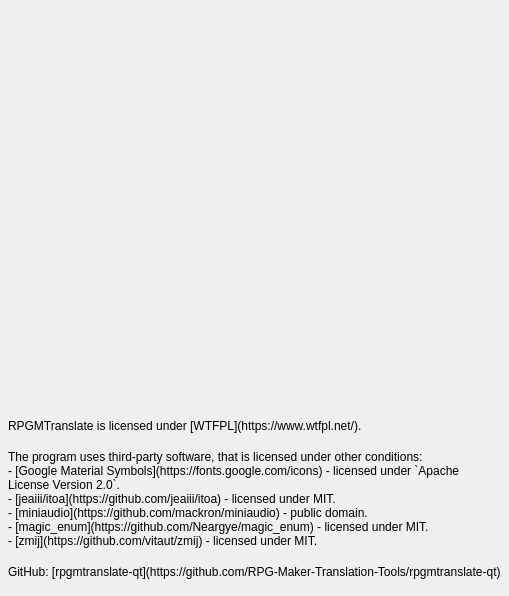
The window that src/AboutWindow/AboutWindow.ui (RPG-Maker-Translation-Tools/rpgmtranslate-qt) describes before a commit, drawn with Qt 5.
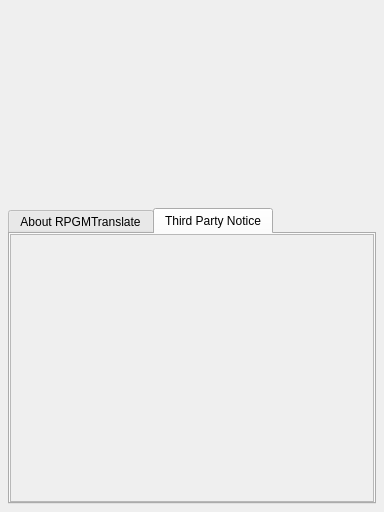
The same window after the commit. The open tabs and pages were chosen to show the change. Icons and pictures are not drawn.

The edit to the form file:
```diff
--- a/src/AboutWindow/AboutWindow.ui
+++ b/src/AboutWindow/AboutWindow.ui
@@ -9,8 +9,8 @@
    <rect>
     <x>0</x>
     <y>0</y>
-    <width>416</width>
-    <height>596</height>
+    <width>384</width>
+    <height>512</height>
    </rect>
   </property>
   <property name="sizePolicy">
@@ -21,14 +21,14 @@
   </property>
   <property name="minimumSize">
    <size>
-    <width>0</width>
+    <width>384</width>
     <height>0</height>
    </size>
   </property>
   <property name="maximumSize">
    <size>
-    <width>16777215</width>
-    <height>16777215</height>
+    <width>384</width>
+    <height>1024</height>
    </size>
   </property>
   <property name="windowTitle">
@@ -88,82 +88,120 @@
     </widget>
    </item>
    <item>
-    <widget class="QLabel" name="versionLabel">
-     <property name="text">
-      <string/>
+    <widget class="QTabWidget" name="tabWidget">
+     <property name="currentIndex">
+      <number>0</number>
      </property>
-    </widget>
-   </item>
-   <item>
-    <widget class="QLabel" name="qtVersionLabel">
-     <property name="text">
-      <string/>
-     </property>
-    </widget>
-   </item>
-   <item>
-    <widget class="QLabel" name="libarchiveVersionLabel">
-     <property name="text">
-      <string/>
-     </property>
-    </widget>
-   </item>
-   <item>
-    <widget class="QLabel" name="libgit2VersionLabel">
-     <property name="text">
-      <string/>
-     </property>
-    </widget>
-   </item>
+     <widget class="QWidget" name="tab">
+      <attribute name="title">
+       <string>About RPGMTranslate</string>
+      </attribute>
+      <layout class="QVBoxLayout" name="verticalLayout_2">
+       <property name="spacing">
+        <number>0</number>
+       </property>
+       <property name="leftMargin">
+        <number>8</number>
+       </property>
+       <property name="topMargin">
+        <number>8</number>
+       </property>
+       <property name="rightMargin">
+        <number>8</number>
+       </property>
+       <property name="bottomMargin">
+        <number>8</number>
+       </property>
    <item>
-    <widget class="QLabel" name="ffmpegVersionLabel">
+        <widget class="QLabel" name="aboutLabel">
      <property name="text">
       <string/>
      </property>
-    </widget>
-   </item>
-   <item>
-    <widget class="QLabel" name="licenseLabel">
-     <property name="text">
-      <string>RPGMTranslate is licensed under [WTFPL](https://www.wtfpl.net/).</string>
-     </property>
      <property name="textFormat">
       <enum>Qt::TextFormat::MarkdownText</enum>
      </property>
-     <property name="openExternalLinks">
+         <property name="alignment">
+          <set>Qt::AlignmentFlag::AlignLeading|Qt::AlignmentFlag::AlignLeft|Qt::AlignmentFlag::AlignTop</set>
+         </property>
+         <property name="wordWrap">
       <bool>true</bool>
      </property>
     </widget>
    </item>
-   <item>
-    <widget class="QLabel" name="iconsLabel">
-     <property name="text">
-      <string>The program uses third-party software, that is licensed under other conditions:
-- [Google Material Symbols](https://fonts.google.com/icons) - licensed under `Apache License Version 2.0`.
-- [jeaiii/itoa](https://github.com/jeaiii/itoa) - licensed under MIT.
-- [miniaudio](https://github.com/mackron/miniaudio) - public domain.
-- [magic_enum](https://github.com/Neargye/magic_enum) - licensed under MIT.
-- [zmij](https://github.com/vitaut/zmij) - licensed under MIT.</string>
-     </property>
-     <property name="textFormat">
-      <enum>Qt::TextFormat::MarkdownText</enum>
-     </property>
-     <property name="wordWrap">
+      </layout>
+     </widget>
+     <widget class="QWidget" name="tab_2">
+      <attribute name="title">
+       <string>Third Party Notice</string>
+      </attribute>
+      <layout class="QVBoxLayout" name="verticalLayout_3">
+       <property name="spacing">
+        <number>0</number>
+       </property>
+       <property name="leftMargin">
+        <number>0</number>
+       </property>
+       <property name="topMargin">
+        <number>0</number>
+       </property>
+       <property name="rightMargin">
+        <number>0</number>
+       </property>
+       <property name="bottomMargin">
+        <number>0</number>
+       </property>
+       <item>
+        <widget class="QScrollArea" name="scrollArea">
+         <property name="widgetResizable">
       <bool>true</bool>
      </property>
-    </widget>
-   </item>
+         <widget class="QWidget" name="scrollAreaWidgetContents">
+          <property name="geometry">
+           <rect>
+            <x>0</x>
+            <y>0</y>
+            <width>358</width>
+            <height>262</height>
+           </rect>
+          </property>
+          <layout class="QVBoxLayout" name="verticalLayout_4">
+           <property name="spacing">
+            <number>0</number>
+           </property>
+           <property name="leftMargin">
+            <number>8</number>
+           </property>
+           <property name="topMargin">
+            <number>8</number>
+           </property>
+           <property name="rightMargin">
+            <number>8</number>
+           </property>
+           <property name="bottomMargin">
+            <number>8</number>
+           </property>
    <item>
-    <widget class="QLabel" name="githubLabel">
+            <widget class="QLabel" name="thirdPartyLabel">
      <property name="text">
-      <string>GitHub: [rpgmtranslate-qt](https://github.com/RPG-Maker-Translation-Tools/rpgmtranslate-qt)</string>
+              <string/>
      </property>
      <property name="textFormat">
       <enum>Qt::TextFormat::MarkdownText</enum>
      </property>
-     <property name="openExternalLinks">
+             <property name="alignment">
+              <set>Qt::AlignmentFlag::AlignLeading|Qt::AlignmentFlag::AlignLeft|Qt::AlignmentFlag::AlignTop</set>
+             </property>
+             <property name="wordWrap">
       <bool>true</bool>
      </property>
+            </widget>
+           </item>
+          </layout>
+         </widget>
+        </widget>
+       </item>
+      </layout>
+     </widget>
     </widget>
    </item>
   </layout>
```
Lines whose indentation alone changed are shown as unchanged.
